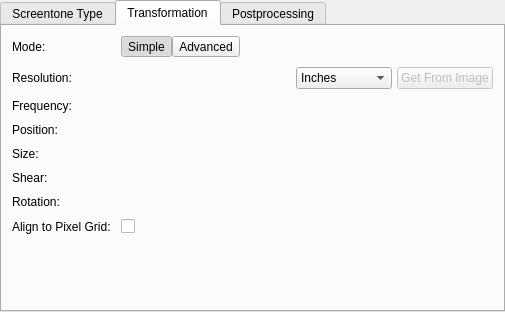
Qt form plugins/generators/screentone/KisScreentoneConfigWidget.ui (KDE/krita) before a commit.
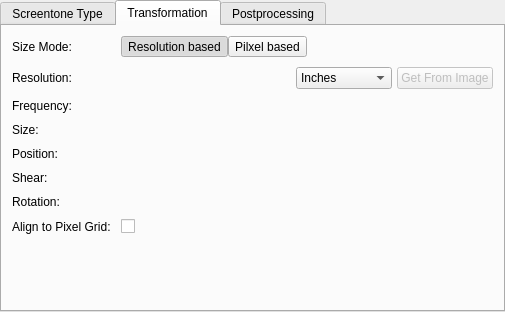
The same form after that commit. The open tabs and pages were chosen to show the change. Custom widgets are drawn as their Qt base class.

Commit message: Improve Transformation Mode in screentone generator

```diff
--- a/plugins/generators/screentone/KisScreentoneConfigWidget.ui
+++ b/plugins/generators/screentone/KisScreentoneConfigWidget.ui
@@ -240,9 +240,9 @@
           <number>0</number>
          </property>
          <item row="0" column="0">
-          <widget class="QLabel" name="labelTransformationMode">
+          <widget class="QLabel" name="labelSizeMode">
            <property name="text">
-            <string>Mode:</string>
+            <string>Size Mode:</string>
            </property>
           </widget>
          </item>
@@ -252,9 +252,9 @@
             <number>0</number>
            </property>
            <item>
-            <widget class="KoGroupButton" name="buttonSimpleTransformation">
+            <widget class="KoGroupButton" name="buttonSizeModeResolutionBased">
              <property name="text">
-              <string>Simple</string>
+              <string>Resolution based</string>
              </property>
              <property name="checkable">
               <bool>true</bool>
@@ -268,9 +268,9 @@
             </widget>
            </item>
            <item>
-            <widget class="KoGroupButton" name="buttonAdvancedTransformation">
+            <widget class="KoGroupButton" name="buttonSizeModePixelBased">
              <property name="text">
-              <string>Advanced</string>
+              <string>Pilxel based</string>
              </property>
              <property name="checkable">
               <bool>true</bool>
@@ -408,60 +408,6 @@
            </layout>
           </widget>
          </item>
-         <item row="3" column="0">
-          <widget class="QLabel" name="labelPosition">
-           <property name="text">
-            <string comment="Geometric Position">Position:</string>
-           </property>
-          </widget>
-         </item>
-         <item row="3" column="1">
-          <widget class="QWidget" name="containerPosition" native="true">
-           <layout class="QHBoxLayout" name="horizontalLayout_11">
-            <property name="spacing">
-             <number>5</number>
-            </property>
-            <property name="leftMargin">
-             <number>0</number>
-            </property>
-            <property name="topMargin">
-             <number>0</number>
-            </property>
-            <property name="rightMargin">
-             <number>0</number>
-            </property>
-            <property name="bottomMargin">
-             <number>0</number>
-            </property>
-            <item>
-             <widget class="KisDoubleSliderSpinBox" name="sliderPositionX" native="true">
-              <property name="sizePolicy">
-               <sizepolicy hsizetype="Expanding" vsizetype="Preferred">
-                <horstretch>0</horstretch>
-                <verstretch>0</verstretch>
-               </sizepolicy>
-              </property>
-              <property name="focusPolicy">
-               <enum>Qt::WheelFocus</enum>
-              </property>
-             </widget>
-            </item>
-            <item>
-             <widget class="KisDoubleSliderSpinBox" name="sliderPositionY" native="true">
-              <property name="sizePolicy">
-               <sizepolicy hsizetype="Expanding" vsizetype="Preferred">
-                <horstretch>0</horstretch>
-                <verstretch>0</verstretch>
-               </sizepolicy>
-              </property>
-              <property name="focusPolicy">
-               <enum>Qt::WheelFocus</enum>
-              </property>
-             </widget>
-            </item>
-           </layout>
-          </widget>
-         </item>
          <item row="4" column="0">
           <widget class="QLabel" name="labelSize">
            <property name="text">
@@ -523,14 +469,14 @@
            </layout>
           </widget>
          </item>
-         <item row="5" column="0">
+         <item row="6" column="0">
           <widget class="QLabel" name="labelShear">
            <property name="text">
             <string>Shear:</string>
            </property>
           </widget>
          </item>
-         <item row="5" column="1">
+         <item row="6" column="1">
           <widget class="QWidget" name="containerShear" native="true">
            <layout class="QHBoxLayout" name="horizontalLayout_3">
             <property name="spacing">
@@ -577,14 +523,14 @@
            </layout>
           </widget>
          </item>
-         <item row="6" column="0">
+         <item row="7" column="0">
           <widget class="QLabel" name="labelRotationSimple">
            <property name="text">
             <string>Rotation:</string>
            </property>
           </widget>
          </item>
-         <item row="6" column="1">
+         <item row="7" column="1">
           <layout class="QHBoxLayout" name="horizontalLayout_5">
            <property name="spacing">
             <number>0</number>
@@ -611,14 +557,14 @@
            </item>
           </layout>
          </item>
-         <item row="7" column="0">
+         <item row="8" column="0">
           <widget class="QLabel" name="label">
            <property name="text">
             <string>Align to Pixel Grid:</string>
            </property>
           </widget>
          </item>
-         <item row="7" column="1">
+         <item row="8" column="1">
           <layout class="QHBoxLayout" name="horizontalLayout" stretch="0,1,1">
            <property name="spacing">
             <number>5</number>
@@ -634,6 +580,60 @@
            </item>
           </layout>
          </item>
+         <item row="5" column="0">
+          <widget class="QLabel" name="labelPosition">
+           <property name="text">
+            <string comment="Geometric Position">Position:</string>
+           </property>
+          </widget>
+         </item>
+         <item row="5" column="1">
+          <widget class="QWidget" name="containerPosition" native="true">
+           <layout class="QHBoxLayout" name="horizontalLayout_11">
+            <property name="spacing">
+             <number>5</number>
+            </property>
+            <property name="leftMargin">
+             <number>0</number>
+            </property>
+            <property name="topMargin">
+             <number>0</number>
+            </property>
+            <property name="rightMargin">
+             <number>0</number>
+            </property>
+            <property name="bottomMargin">
+             <number>0</number>
+            </property>
+            <item>
+             <widget class="KisDoubleSliderSpinBox" name="sliderPositionX" native="true">
+              <property name="sizePolicy">
+               <sizepolicy hsizetype="Expanding" vsizetype="Preferred">
+                <horstretch>0</horstretch>
+                <verstretch>0</verstretch>
+               </sizepolicy>
+              </property>
+              <property name="focusPolicy">
+               <enum>Qt::WheelFocus</enum>
+              </property>
+             </widget>
+            </item>
+            <item>
+             <widget class="KisDoubleSliderSpinBox" name="sliderPositionY" native="true">
+              <property name="sizePolicy">
+               <sizepolicy hsizetype="Expanding" vsizetype="Preferred">
+                <horstretch>0</horstretch>
+                <verstretch>0</verstretch>
+               </sizepolicy>
+              </property>
+              <property name="focusPolicy">
+               <enum>Qt::WheelFocus</enum>
+              </property>
+             </widget>
+            </item>
+           </layout>
+          </widget>
+         </item>
         </layout>
        </item>
        <item>
```
The commit also changes 7 other files.
